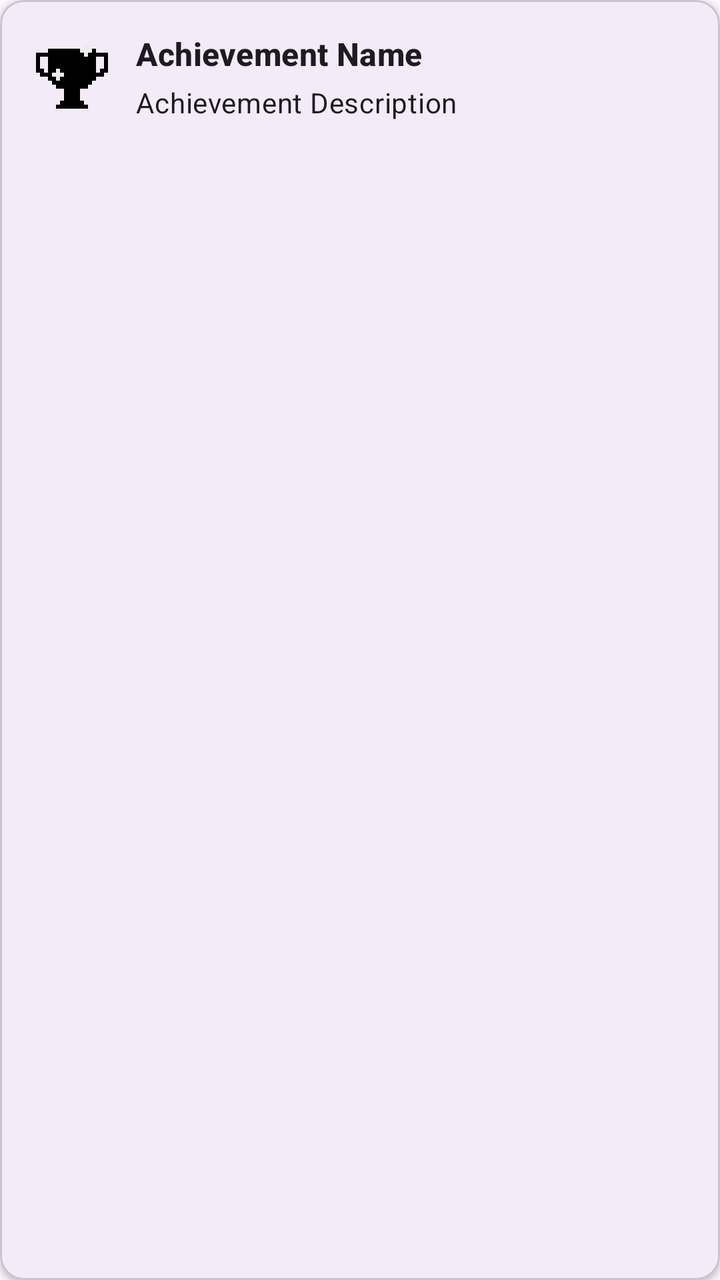
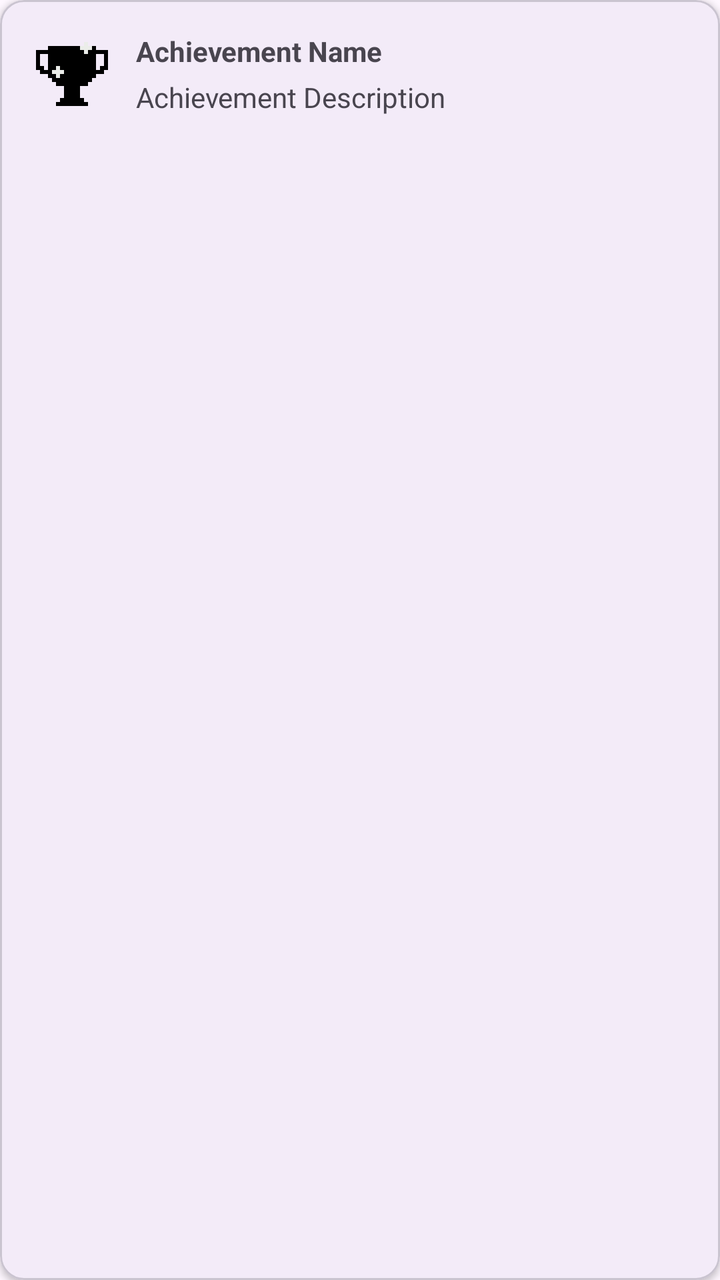

Compare the two renders of this Android layout. The source of the first and the diff that turns it into the second are given below.
<!-- AndroidManifest.xml: application theme Theme.Project -->
<!-- res/layout/item_achievement.xml -->
<?xml version="1.0" encoding="utf-8"?>
<com.google.android.material.card.MaterialCardView
    xmlns:android="http://schemas.android.com/apk/res/android"
    xmlns:app="http://schemas.android.com/apk/res-auto"
    android:layout_width="match_parent"
    android:layout_height="wrap_content"
    android:layout_marginBottom="12dp"
    app:cardCornerRadius="12dp"
    app:cardElevation="2dp">
    <androidx.constraintlayout.widget.ConstraintLayout
        android:layout_width="match_parent"
        android:layout_height="wrap_content"
        android:padding="16dp">
        <ImageView
            android:id="@+id/imgIcon"
            android:layout_width="40dp"
            android:layout_height="40dp"
            android:src="@drawable/ic_trophy"
            app:layout_constraintBottom_toBottomOf="parent"
            app:layout_constraintStart_toStartOf="parent"
            app:layout_constraintTop_toTopOf="parent" />
        <TextView
            android:id="@+id/txtName"
            android:layout_width="0dp"
            android:layout_height="wrap_content"
            android:layout_marginStart="12dp"
            android:text="Achievement Name"
            android:textAppearance="@style/TextAppearance.Material3.TitleMedium"
            android:textStyle="bold"
            app:layout_constraintEnd_toEndOf="parent"
            app:layout_constraintStart_toEndOf="@id/imgIcon"
            app:layout_constraintTop_toTopOf="parent" />
        <TextView
            android:id="@+id/txtDescription"
            android:layout_width="0dp"
            android:layout_height="wrap_content"
            android:layout_marginTop="4dp"
            android:text="Achievement Description"
            android:textAppearance="@style/TextAppearance.Material3.BodyMedium"
            app:layout_constraintEnd_toEndOf="parent"
            app:layout_constraintStart_toStartOf="@id/txtName"
            app:layout_constraintTop_toBottomOf="@id/txtName" />
    </androidx.constraintlayout.widget.ConstraintLayout>
</com.google.android.material.card.MaterialCardView>
<!-- resources referenced by this layout -->
<resources>
  <!-- drawable ic_trophy: png bitmap (drawable, 700 bytes) -->
  <style name="Theme.Project" parent="Base.Theme.Project" />
  <style name="Base.Theme.Project" parent="Theme.Material3.DayNight.NoActionBar">
          
          
      </style>
</resources>

<!-- the commit's change to res/layout/item_achievement.xml (unified diff, before → after) -->
@@ -25,7 +25,6 @@
             android:layout_height="wrap_content"
             android:layout_marginStart="12dp"
             android:text="Achievement Name"
-            android:textAppearance="@style/TextAppearance.Material3.TitleMedium"
             android:textStyle="bold"
             app:layout_constraintEnd_toEndOf="parent"
             app:layout_constraintStart_toEndOf="@id/imgIcon"
@@ -36,7 +35,6 @@
             android:layout_height="wrap_content"
             android:layout_marginTop="4dp"
             android:text="Achievement Description"
-            android:textAppearance="@style/TextAppearance.Material3.BodyMedium"
             app:layout_constraintEnd_toEndOf="parent"
             app:layout_constraintStart_toStartOf="@id/txtName"
             app:layout_constraintTop_toBottomOf="@id/txtName" />
